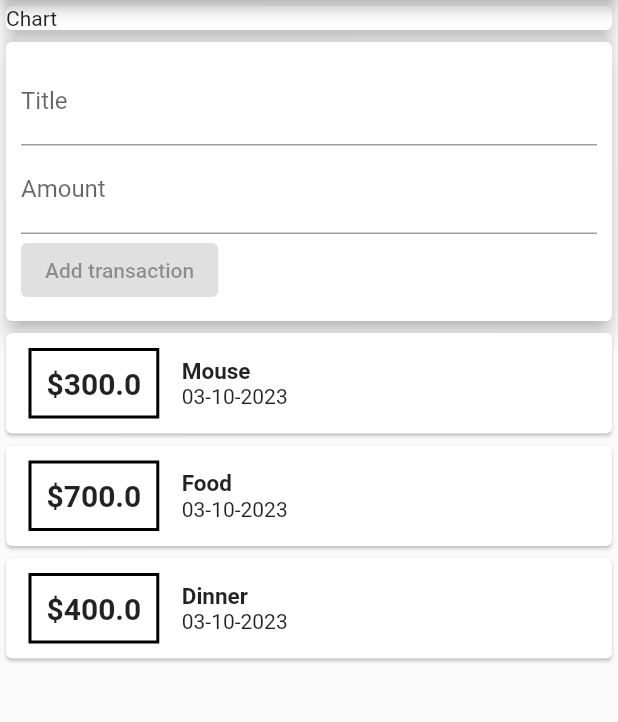
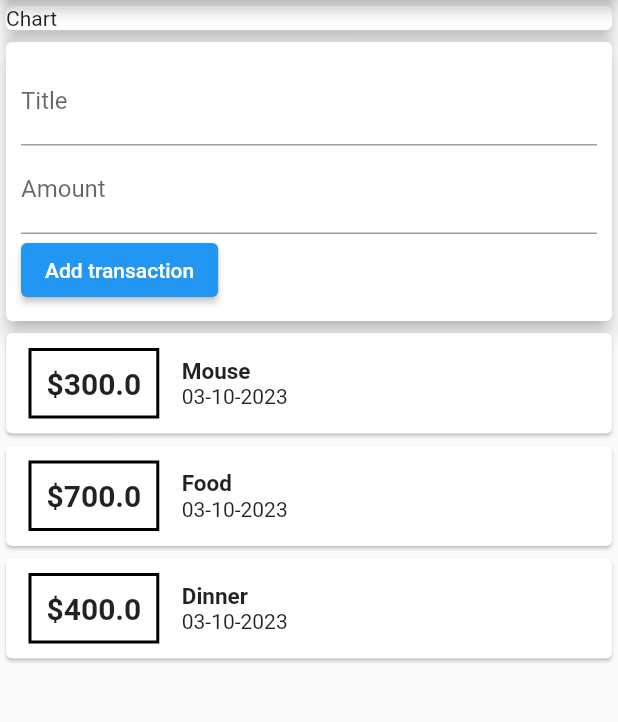
Before and after one commit to vctrtello1/expensePlanner, a Flutter app: the screen it shows after launch, on a phone screen of 412 x 824 dp, the part 84-806 px from its top. Run offline on Flutter 3.47's test engine with Material 2 defaults, Android fonts, the phone set to English and light mode, and no system bars.

Commit message:
Add buttton

```diff
--- a/lib/main.dart
+++ b/lib/main.dart
@@ -1,3 +1,5 @@
+// ignore_for_file: avoid_print
+
 import 'package:flutter/material.dart';
 import './transaction.dart';
 import 'package:intl/intl.dart';
@@ -16,13 +18,16 @@ class MyApp extends StatelessWidget {
   }
 }
 
-// ignore: use_key_in_widget_constructors
+// ignore: use_key_in_widget_constructors, must_be_immutable
 class MyHomePage extends StatelessWidget {
   final List<Transaction> transactions = [
     Transaction(id: 1, title: "Mouse", amount: 300, date: DateTime.now()),
     Transaction(id: 2, title: "Food", amount: 700, date: DateTime.now()),
     Transaction(id: 3, title: "Dinner", amount: 400, date: DateTime.now()),
   ];
+
+  late String titleInput;
+  late String amountInput;
   @override
   Widget build(BuildContext context) {
     return Scaffold(
@@ -52,14 +57,23 @@ class MyHomePage extends StatelessWidget {
                 crossAxisAlignment: CrossAxisAlignment.start,
                 // ignore: prefer_const_literals_to_create_immutables
                 children: <Widget>[
-                  const TextField(
-                    decoration: InputDecoration(labelText: 'Title'),
+                  TextField(
+                      decoration: const InputDecoration(labelText: 'Title'),
+                      onChanged: (value) {
+                        titleInput = value;
+                      }),
+                  TextField(
+                    decoration: const InputDecoration(labelText: 'Amount'),
+                    onChanged: (value) {
+                      amountInput = value;
+                    },
                   ),
-                  const TextField(
-                    decoration: InputDecoration(labelText: 'Amount'),
-                  ),
-                  const ElevatedButton(
-                      onPressed: null, child: Text('Add transaction'))
+                  ElevatedButton(
+                      onPressed: () {
+                        print(titleInput);
+                        print(amountInput);
+                      },
+                      child: const Text('Add transaction'))
                 ],
               ),
             ),
```
